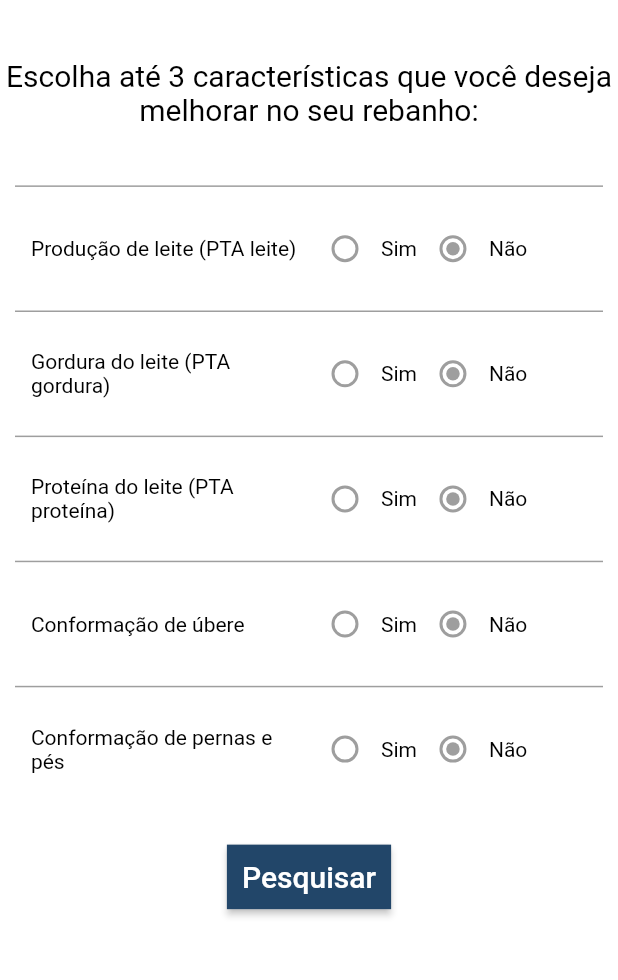
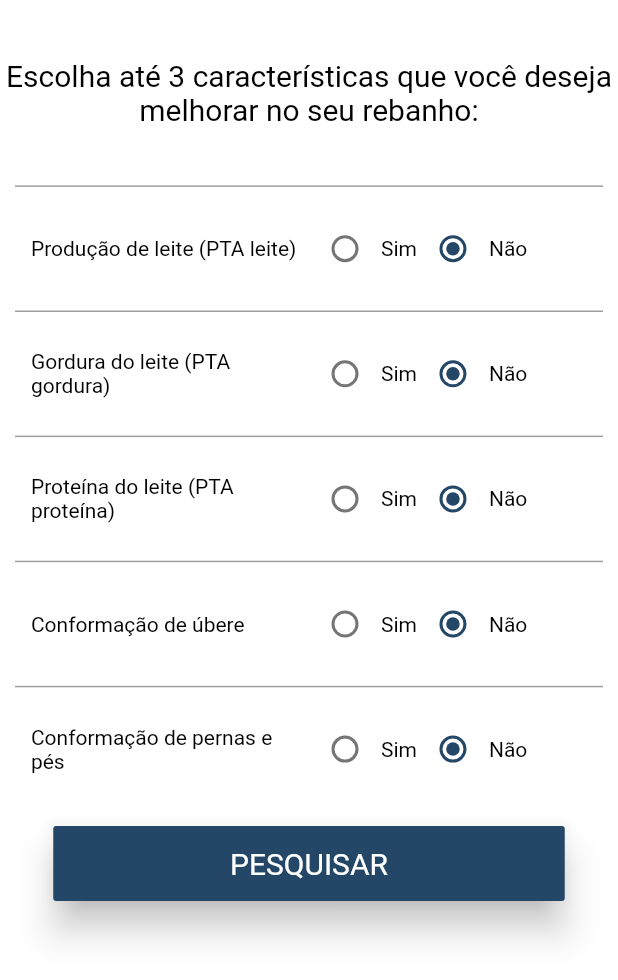
Before and after one commit to LuizHenriqueGuimaraes/I2AConnect, a Flutter app: the HomePage screen opened by its route, on a phone screen of 412 x 824 dp. Shown: the top 980 px of the screen. Run offline on Flutter 3.47's test engine with Material 2 defaults, Android fonts, the phone set to English and light mode, and no system bars; network calls fail.

Commit message:
Tela de pesquisa(home) funcionando e duas tentativas de finalizar tela de pesquisa(about)

```diff
--- a/lib/pages/about.dart
+++ b/lib/pages/about.dart
@@ -138,20 +138,32 @@ class _AboutPage extends State<AboutPage> {
                                 ),
                                 onChanged: (String newValue) {
                                   setState(() {
-                                   // print("batata: $newValue");
+                                    // print("batata: $newValue");
+
+                                    // PRIMEIRA TENTATIVA
                                     /* if (caracterista1 != null)
                                       listaDrop.add(new DropdownMenuItem(
                                         child: new Text(caracterista1),
                                         value: caracterista1,
-                                      ));*/
+                                      ));
                                     caracterista1 = newValue;
 
-                                    /*for(int x = 0; x < listaDrop.length; x++){
+                                    for(int x = 0; x < listaDrop.length; x++){
                                       if(listaDrop.elementAt(x).value == caracterista1){
                                           print(listaDrop.removeAt(x).value);
                                           x = listaDrop.length;
                                       }
                                     } */
+
+                                    // SEGUNDA TENTATIVA
+                                    /*if (caracterista1 != null) {
+                                      itens.add(caracterista1);
+                                    } */
+                                    caracterista1 = newValue;
+
+                                    //print(itens.removeAt(itens.indexOf(caracterista1)));
+
+                                    //preencherDados();
                                   });
                                 },
                               ),
@@ -200,7 +212,7 @@ class _AboutPage extends State<AboutPage> {
                                 ),
                                 onChanged: (String newValue) {
                                   setState(() {
-                                   // print("batata: $newValue");
+                                    // print("batata: $newValue");
                                     caracterista2 = newValue;
                                   });
                                 },
@@ -250,7 +262,7 @@ class _AboutPage extends State<AboutPage> {
                                 ),
                                 onChanged: (String newValue) {
                                   setState(() {
-                                   // print("batata: $newValue");
+                                    // print("batata: $newValue");
                                     caracterista3 = newValue;
                                   });
                                 },
--- a/lib/pages/home.dart
+++ b/lib/pages/home.dart
@@ -2,9 +2,12 @@ import 'package:flutter/material.dart';
 import 'package:aplicativo/layout/layout.dart';
 import 'package:aplicativo/pages/about.dart';
 
-class HomePage extends StatelessWidget{
+class HomePage extends StatefulWidget {
+  static String tag = 'home-page';
+  _HomePage createState() => _HomePage();
+}
 
-  static String tag = 'home-page';
+class _HomePage extends State<HomePage> {
   int producaoLeite = 0,
       gorduraLeite = 0,
       proteinaLeite = 0,
@@ -13,10 +16,8 @@ class HomePage extends StatelessWidget{
 
   List<String> selecionados = new List();
 
-
   @override
   Widget build(BuildContext context) {
-
     final content = Container(
       //margin: EdgeInsets.only(top: 10.0),
       width: MediaQuery.of(context).size.width,
@@ -61,13 +62,15 @@ class HomePage extends StatelessWidget{
                 Radio(
                   value: 1,
                   groupValue: producaoLeite,
-                   // onChanged: (int e) => onChangeProducaoLeite(e),
+                  onChanged: (int e) => onChangeProducaoLeite(e),
+                  activeColor: Color(0xFF244767),
                 ),
                 Text("Sim"),
                 Radio(
                   value: 0,
                   groupValue: producaoLeite,
-                   // onChanged: (int e) => onChangeProducaoLeite(e),
+                  onChanged: (int e) => onChangeProducaoLeite(e),
+                  activeColor: Color(0xFF244767),
                 ),
                 Text("Não"),
               ],
@@ -94,13 +97,15 @@ class HomePage extends StatelessWidget{
                 Radio(
                   value: 1,
                   groupValue: gorduraLeite,
-                   // onChanged: (int e) => onChangeGorduraLeite(e),
+                  onChanged: (int e) => onChangeGorduraLeite(e),
+                  activeColor: Color(0xFF244767),
                 ),
                 Text("Sim"),
                 Radio(
                   value: 0,
                   groupValue: gorduraLeite,
-                  //  onChanged: (int e) => onChangeGorduraLeite(e),
+                  onChanged: (int e) => onChangeGorduraLeite(e),
+                  activeColor: Color(0xFF244767),
                 ),
                 Text("Não"),
               ],
@@ -127,13 +132,15 @@ class HomePage extends StatelessWidget{
                 Radio(
                   value: 1,
                   groupValue: proteinaLeite,
-                  //  onChanged: (int e) => onChangeProteinaLeite(e),
+                  onChanged: (int e) => onChangeProteinaLeite(e),
+                  activeColor: Color(0xFF244767),
                 ),
                 Text("Sim"),
                 Radio(
                   value: 0,
                   groupValue: proteinaLeite,
-                   // onChanged: (int e) => onChangeProteinaLeite(e),
+                  onChanged: (int e) => onChangeProteinaLeite(e),
+                  activeColor: Color(0xFF244767),
                 ),
                 Text("Não"),
               ],
@@ -160,13 +167,15 @@ class HomePage extends StatelessWidget{
                 Radio(
                   value: 1,
                   groupValue: coformacaoUbere,
-                  //  onChanged: (int e) => onChangeCoformacaoUbere(e),
+                  onChanged: (int e) => onChangeCoformacaoUbere(e),
+                  activeColor: Color(0xFF244767),
                 ),
                 Text("Sim"),
                 Radio(
                   value: 0,
                   groupValue: coformacaoUbere,
-                  //  onChanged: (int e) => onChangeCoformacaoUbere(e),
+                  onChanged: (int e) => onChangeCoformacaoUbere(e),
+                  activeColor: Color(0xFF244767),
                 ),
                 Text("Não"),
               ],
@@ -193,32 +202,66 @@ class HomePage extends StatelessWidget{
                 Radio(
                   value: 1,
                   groupValue: coformacaoPernas,
-                  //  onChanged: (int e) => onChangeCoformacaoPernas(e),
+                  onChanged: (int e) => onChangeCoformacaoPernas(e),
+                  activeColor: Color(0xFF244767),
                 ),
                 Text("Sim"),
                 Radio(
                   value: 0,
                   groupValue: coformacaoPernas,
-                  //  onChanged: (int e) => onChangeCoformacaoPernas(e),
+                  onChanged: (int e) => onChangeCoformacaoPernas(e),
+                  activeColor: Color(0xFF244767),
                 ),
                 Text("Não"),
               ],
             ),
           ),
-            // Outro mode de criar margin
-            const SizedBox(height: 20),
+          //Spacer(),
           // Botao
-            RaisedButton(
+          /*RaisedButton(
             onPressed: () {
               //Navigator.of(context).pushNamed(AboutPage.tag);
             },
-              textColor: Colors.white,
-              padding: const EdgeInsets.all(0.0),
+            elevation: 10,
+            color: Color(0xFF244767),
+            child: Padding(
+              padding: EdgeInsets.only(top: 10, bottom: 10),
               child: Container(
-                decoration:
-                    const BoxDecoration(color: Color.fromRGBO(34, 70, 105, 1)),
-                padding: const EdgeInsets.all(10.0),
-                child: const Text("Pesquisar", style: TextStyle(fontSize: 20)),
+                width: MediaQuery.of(context).size.width * 0.75,
+                height: 30,
+                child: Center(
+                  child: Text("Pesquisar".toUpperCase(),
+                      style: TextStyle(
+                          color: Colors.white,
+                          fontSize: 20,
+                          fontWeight: FontWeight.w400)),
+                ),
+              ),
+            ),
+          ),*/
+
+          Padding(
+            padding: const EdgeInsets.only(top: 10),
+            child: RaisedButton(
+              onPressed: () {
+                // login(context);
+              },
+              elevation: 10,
+              color: Color(0xFF244767),
+              child: Padding(
+                padding: EdgeInsets.only(top: 10, bottom: 10),
+                child: Container(
+                  width: MediaQuery.of(context).size.width * 0.75,
+                  height: 30,
+                  child: Center(
+                    child: Text("Pesquisar".toUpperCase(),
+                        style: TextStyle(
+                            color: Colors.white,
+                            fontSize: 20,
+                            fontWeight: FontWeight.w400)),
+                  ),
+                ),
+              ),
             ),
           ),
         ],
@@ -228,7 +271,7 @@ class HomePage extends StatelessWidget{
     return Layout.getContent(context, content);
   }
 
- /* void onChangeProducaoLeite(int e) {
+  void onChangeProducaoLeite(int e) {
     setState(() {
       if (e == 1) {
         producaoLeite = 1;
@@ -338,6 +381,5 @@ class HomePage extends StatelessWidget{
         default:
       }
     }
-  }*/
-
   }
+}
```
Lines whose indentation alone changed are shown as unchanged.
